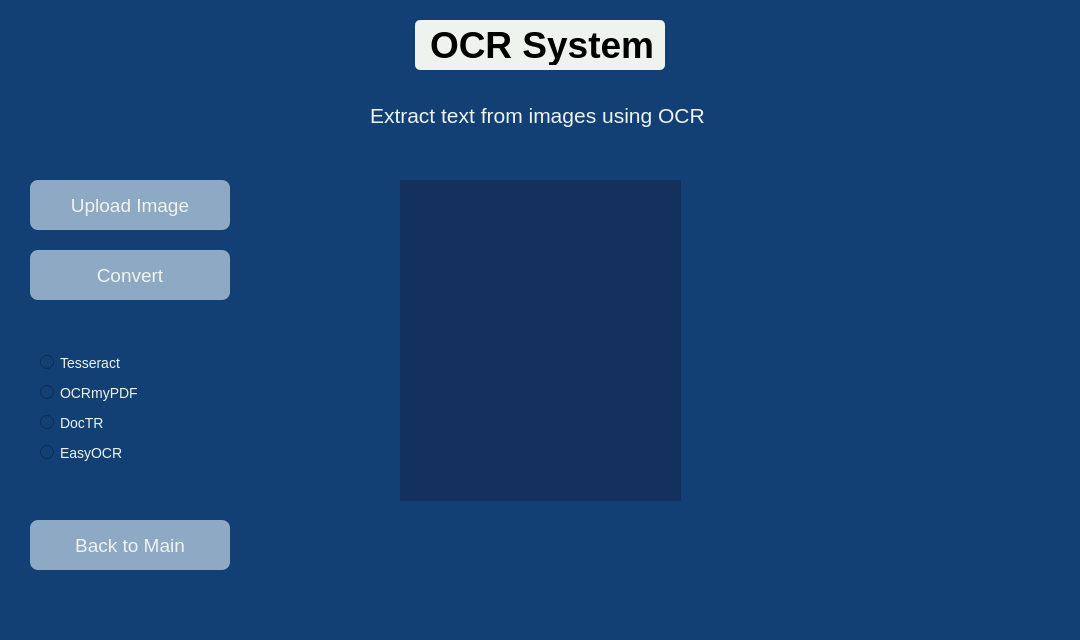
This is ocr_menu.ui in Zachve4037/OCR_App as Qt 5 draws it before an edit. The edited form follows.
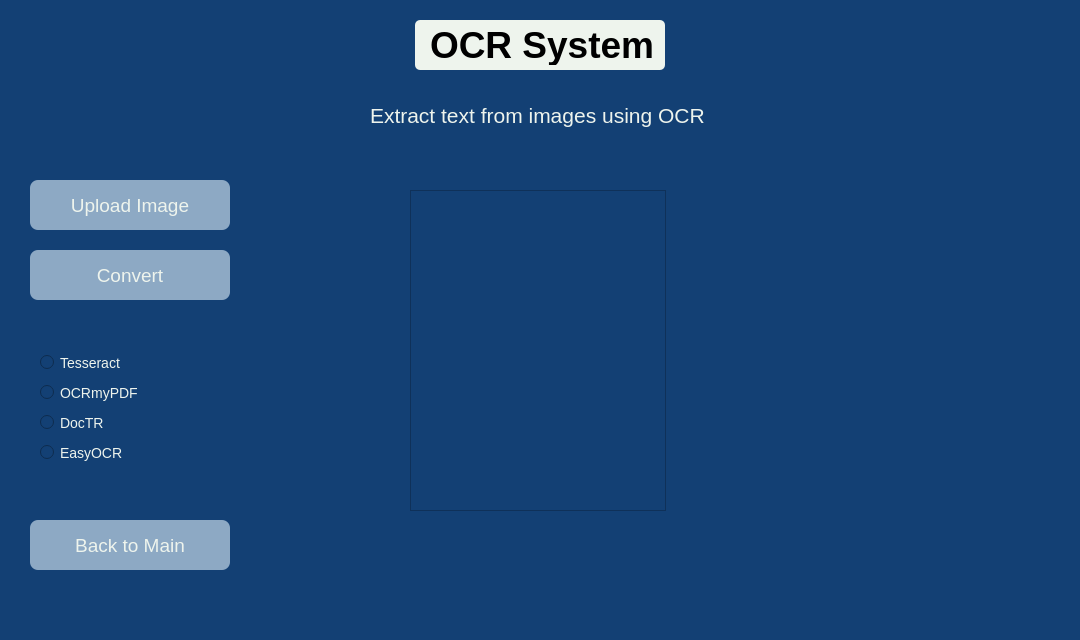
This is the edited form. Custom widgets are drawn as their Qt base class.

Commit message: zoom of images finished

Patch:
```diff
--- a/ocr_menu.ui
+++ b/ocr_menu.ui
@@ -188,21 +188,15 @@
      <string>EasyOCR</string>
     </property>
    </widget>
-   <widget class="QLabel" name="image_label">
+   <widget class="ZoomableGraphicsView" name="image_view">
     <property name="geometry">
      <rect>
-      <x>400</x>
-      <y>180</y>
-      <width>281</width>
+      <x>410</x>
+      <y>190</y>
+      <width>256</width>
       <height>321</height>
      </rect>
     </property>
-    <property name="styleSheet">
-     <string notr="true">background-color: rgb(19, 49, 92);</string>
-    </property>
-    <property name="text">
-     <string/>
-    </property>
    </widget>
   </widget>
   <widget class="QMenuBar" name="menubar">
@@ -217,6 +211,13 @@
   </widget>
   <widget class="QStatusBar" name="statusbar"/>
  </widget>
+<customwidgets>
+  <customwidget>
+   <class>ZoomableGraphicsView</class>
+   <extends>QGraphicsView</extends>
+   <header>ZoomableGraphicsView.h</header>
+  </customwidget>
+</customwidgets>
  <resources/>
  <connections/>
 </ui>
```
The commit also changes 4 other files.
